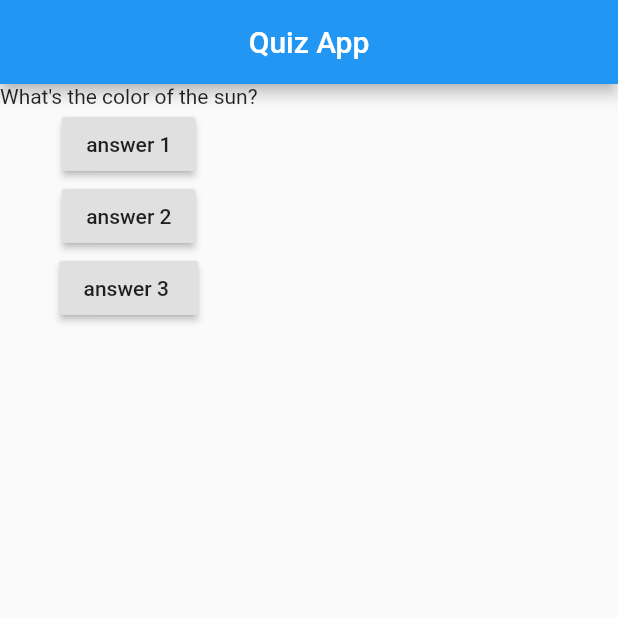
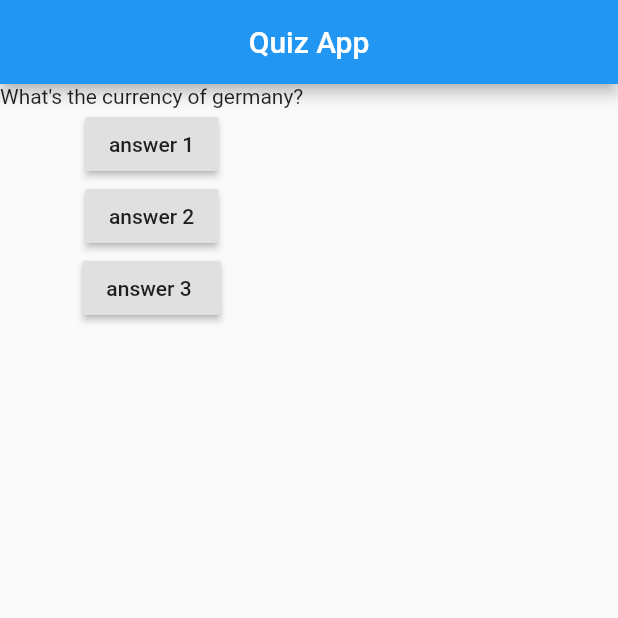
Before and after one commit to Mohammed-Benotmane/Quizz-App, a Flutter app: the screen it shows after launch, after a tap on "answer 1", on a phone screen of 412 x 824 dp, the top half of it. Run offline on Flutter 3.47's test engine with Material 2 defaults, Android fonts, the phone set to English and light mode, and no system bars.

Commit message:
creating question file

```diff
--- a/lib/main.dart
+++ b/lib/main.dart
@@ -5,16 +5,17 @@ void main() {
 }
 
 class MyApp extends StatefulWidget {
-
   @override
   _MyAppState createState() => _MyAppState();
 }
 
 class _MyAppState extends State<MyApp> {
-  var questionIndex = 0;
+  var _questionIndex = 0;
 
-  void answerQuestion(){
-    questionIndex++;
+  void _answerQuestion() {
+    setState(() {
+      _questionIndex++;
+    });
     print("answer choosen");
   }
 
@@ -33,10 +34,10 @@ class _MyAppState extends State<MyApp> {
         ),
         body: Column(
           children: [
-            Text(questions[questionIndex]),
-            RaisedButton(onPressed: answerQuestion,child: Text("answer 1")),
-            RaisedButton(onPressed: answerQuestion,child: Text("answer 2")),
-            RaisedButton(onPressed: answerQuestion,child: Text("answer 3 ")),
+            Text(questions[_questionIndex]),
+            RaisedButton(onPressed: _answerQuestion, child: Text("answer 1")),
+            RaisedButton(onPressed: _answerQuestion, child: Text("answer 2")),
+            RaisedButton(onPressed: _answerQuestion, child: Text("answer 3 ")),
           ],
         ),
       ),
--- /dev/null
+++ b/lib/question.dart
@@ -0,0 +1,8 @@
+import 'package:flutter/material.dart';
+
+class Question extends StatelessWidget {
+  @override
+  Widget build(BuildContext context) {
+    return Container();
+  }
+}
```
